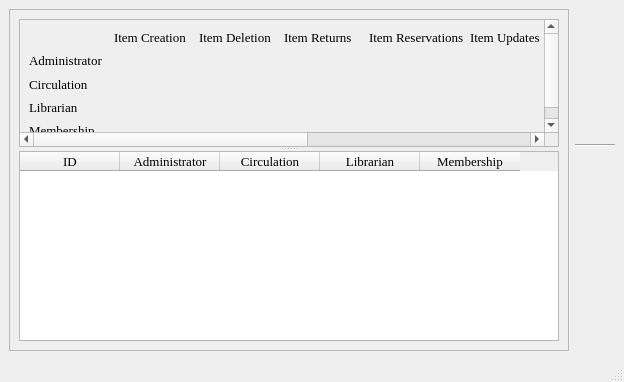
The window that adminsetup.ui (textbrowser/biblioteq) describes before a commit, drawn with Qt 5.
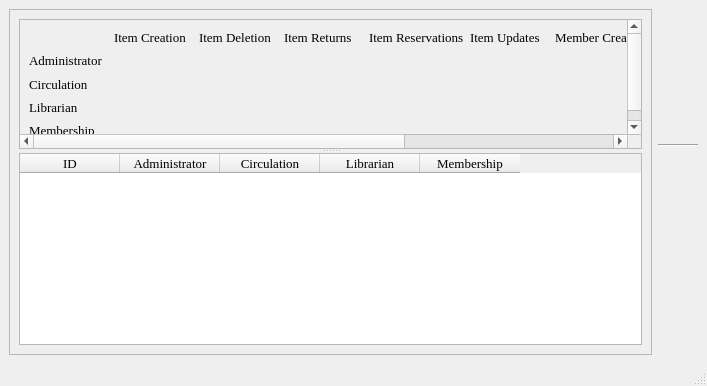
The same window after the commit. Icons and pictures are not drawn.

```diff
--- a/adminsetup.ui
+++ b/adminsetup.ui
@@ -2,6 +2,14 @@
 <ui version="4.0">
  <class>adminBrowser</class>
  <widget class="QMainWindow" name="adminBrowser">
+  <property name="geometry">
+   <rect>
+    <x>0</x>
+    <y>0</y>
+    <width>707</width>
+    <height>386</height>
+   </rect>
+  </property>
   <property name="font">
    <font>
     <family>Times</family>
@@ -44,7 +52,7 @@
              <height>128</height>
             </rect>
            </property>
-           <layout class="QVBoxLayout" name="verticalLayout_3">
+           <layout class="QHBoxLayout" name="horizontalLayout_2">
             <item>
              <layout class="QGridLayout" name="gridLayout">
               <item row="0" column="1">
```
